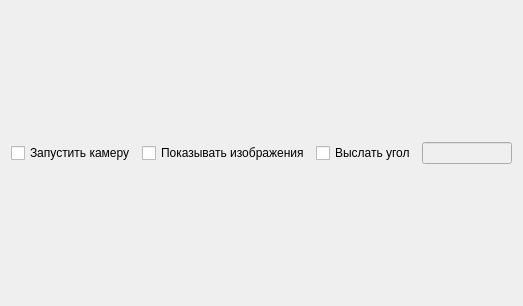
The window that image_process.ui (CMIDnavigation/Test) describes before a commit, drawn with Qt 5.
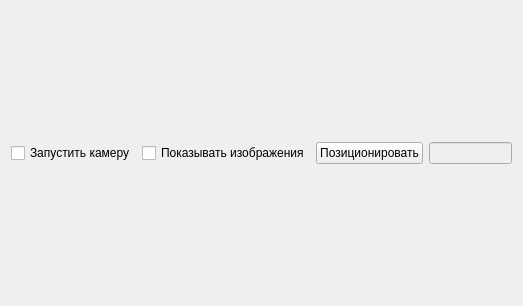
The same window after the commit.

Commit message: button_rewrite_check

Patch:
```diff
--- a/image_process.ui
+++ b/image_process.ui
@@ -31,9 +31,9 @@
       </widget>
      </item>
      <item>
-      <widget class="QCheckBox" name="chk_rotate_send">
+      <widget class="QPushButton" name="btn_check_position">
        <property name="text">
-        <string>Выслать угол</string>
+        <string>Позиционировать</string>
        </property>
       </widget>
      </item>
```
The commit also changes 2 other files.
